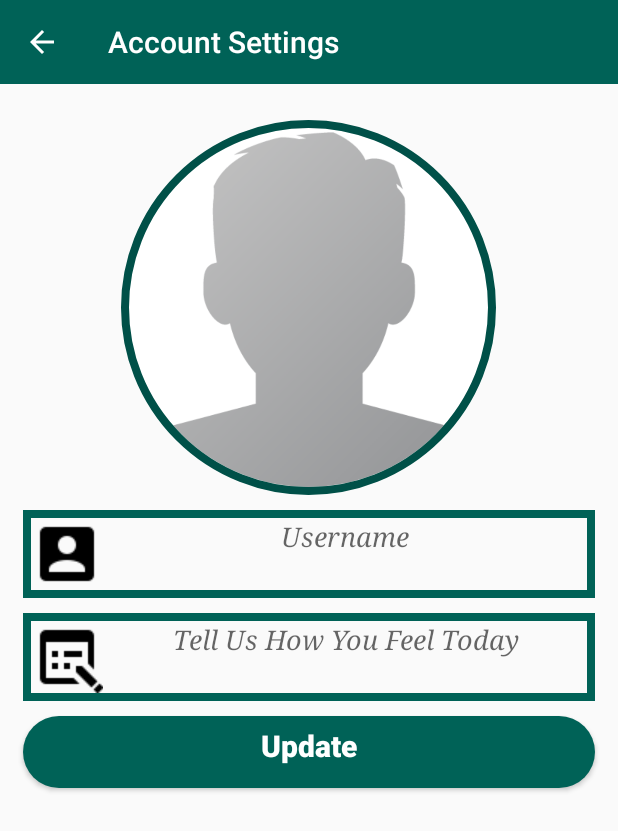
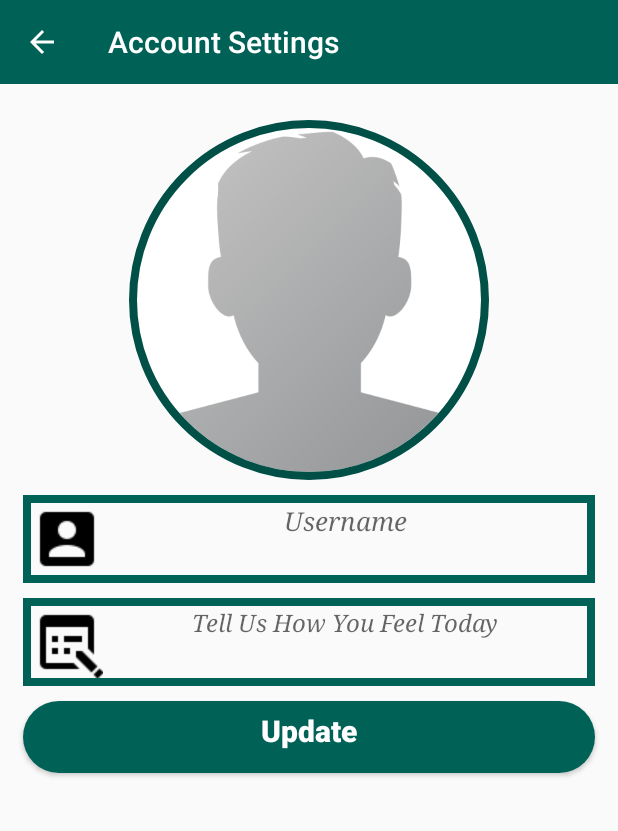
Before and after one commit to SirBento/Wagwan, an Android app: the SettingsActivity screen opened directly, with no data from a screen before it, on a phone screen of 412 x 824 dp. Shown: the top 831 px of the screen. Run offline under Robolectric (Android 15) with nearby library versions, the phone set to English and light mode, and no system bars; our stand-ins replace CircleImageView, Firebase (no records; nobody signed in at launch, a user with empty details on screens opened directly), Picasso; libraries missing offline, so code that uses them is left out: com.daimajia.androidanimations, com.theartofdev.edmodo.

Commit message:
Done:User display Ui

```diff
--- a/app/src/main/res/layout/activity_settings.xml
+++ b/app/src/main/res/layout/activity_settings.xml
@@ -13,8 +13,8 @@
 
     <de.hdodenhof.circleimageview.CircleImageView
         android:id="@+id/set_profile_image"
-        android:layout_width="250dp"
-        android:layout_height="250dp"
+        android:layout_width="240dp"
+        android:layout_height="240dp"
         android:layout_alignParentTop="true"
         android:layout_centerHorizontal="true"
         android:layout_marginTop="80dp"
@@ -40,7 +40,7 @@
         android:padding="5dp"
         android:textAlignment="center"
         android:textColor="@color/colorPrimaryDark"
-        android:textSize="18sp"
+        android:textSize="17sp"
         android:textStyle="italic" />
 
     <EditText
@@ -61,7 +61,7 @@
         android:textAlignment="center"
         android:textColor="@color/colorPrimaryDark"
         android:fontFamily="serif"
-        android:textSize="18sp"
+        android:textSize="16sp"
         android:textStyle="italic"/>
 
     <Button
--- a/app/src/main/res/layout/custom_chat_bar.xml
+++ b/app/src/main/res/layout/custom_chat_bar.xml
@@ -41,8 +41,9 @@
         android:layout_below="@+id/custom_profile_name"
         android:layout_alignParentStart="true"
         android:layout_alignParentLeft="true"
-        android:layout_marginTop="3dp"
+        android:layout_marginTop="2dp"
         android:fontFamily="serif"
+        android:textSize="14sp"
         android:text="@string/last_seen"
         android:textColor="@android:color/background_light"
         android:textStyle="italic"
```
